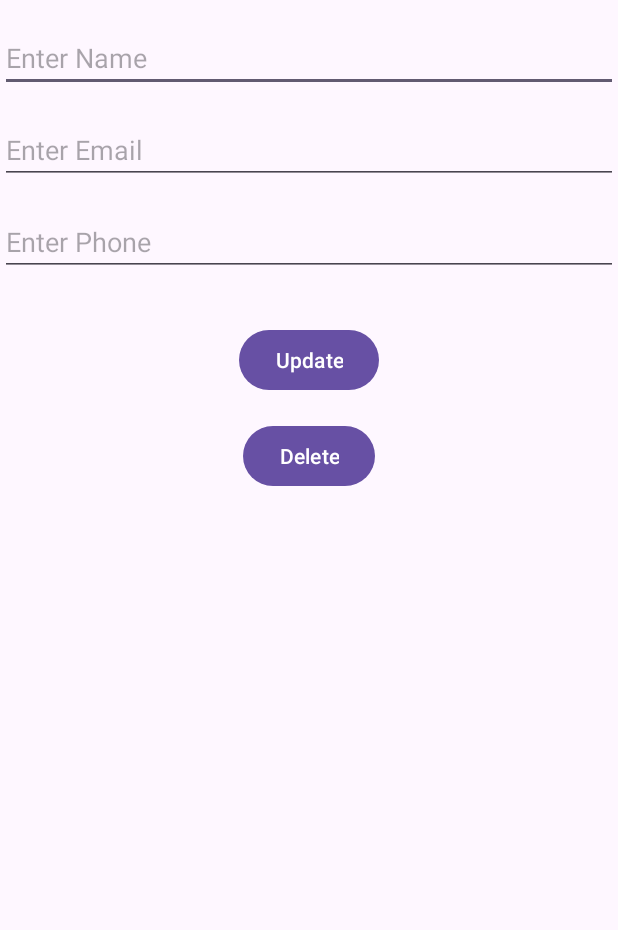
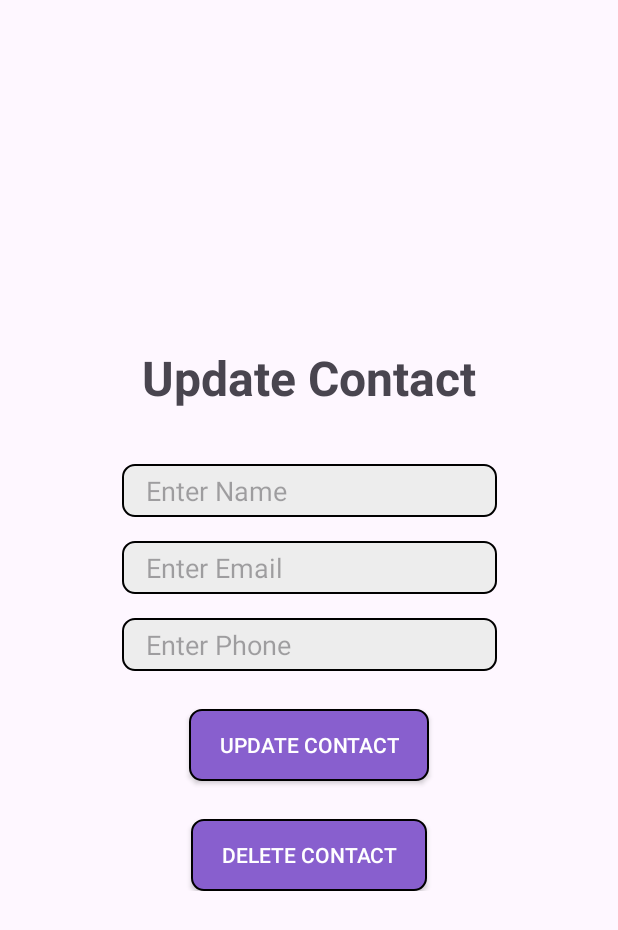
Before and after one commit to sumitpanchal18/Contact-Demo, an Android app: the UserDetailActivity screen opened directly, with no data from a screen before it, on a phone screen of 412 x 824 dp. Shown: the top 930 px of the screen. Run offline under Robolectric (Android 15) with nearby library versions, the phone set to English and light mode, and no system bars; our stand-ins replace Dagger/Hilt's generated code.

Commit message:
Ui Updated

```diff
--- a/app/src/main/java/com/sumit/daggerHiltStructure/ui/actvity/AddUserActivity.kt
+++ b/app/src/main/java/com/sumit/daggerHiltStructure/ui/activity/AddUserActivity.kt
@@ -1,4 +1,4 @@
-package com.sumit.daggerHiltStructure.ui.actvity
+package com.sumit.daggerHiltStructure.ui.activity
 
 import android.os.Bundle
 import android.widget.Toast
@@ -33,7 +33,6 @@ class AddUserActivity : AppCompatActivity() {
                     phone = phone
                 )
                 viewModel.addUser(newUser)
-                Toast.makeText(this, "User Added", Toast.LENGTH_SHORT).show()
                 finish()
             } else {
                 Toast.makeText(this, "Please fill in all fields", Toast.LENGTH_SHORT).show()
--- a/app/src/main/java/com/sumit/daggerHiltStructure/ui/actvity/MainActivity.kt
+++ b/app/src/main/java/com/sumit/daggerHiltStructure/ui/activity/MainActivity.kt
@@ -1,4 +1,4 @@
-package com.sumit.daggerHiltStructure.ui.actvity
+package com.sumit.daggerHiltStructure.ui.activity
 
 import android.content.Intent
 import android.os.Bundle
--- a/app/src/main/java/com/sumit/daggerHiltStructure/ui/actvity/UserDetailActivity.kt
+++ b/app/src/main/java/com/sumit/daggerHiltStructure/ui/activity/UserDetailActivity.kt
@@ -1,4 +1,4 @@
-package com.sumit.daggerHiltStructure.ui.actvity
+package com.sumit.daggerHiltStructure.ui.activity
 
 import android.os.Bundle
 import android.widget.Toast
--- /dev/null
+++ b/app/src/main/res/drawable/button_bg.xml
@@ -0,0 +1,10 @@
+<?xml version="1.0" encoding="utf-8"?>
+<selector xmlns:android="http://schemas.android.com/apk/res/android">
+    <item>
+        <shape android:shape="rectangle">
+            <corners android:radius="8dp"/>
+            <stroke android:width="1dp" android:color="@color/black"/>
+            <solid android:color="#885FCE"/>
+        </shape>
+    </item>
+</selector>
--- /dev/null
+++ b/app/src/main/res/drawable/edittext_bg.xml
@@ -0,0 +1,6 @@
+<?xml version="1.0" encoding="utf-8"?>
+<shape xmlns:android="http://schemas.android.com/apk/res/android">
+    <solid android:color="#EDEDED"/>
+    <corners android:radius="8dp"/>
+    <stroke android:color="#000000" android:width="1dp"/>
+</shape>
--- a/app/src/main/res/layout/activity_main.xml
+++ b/app/src/main/res/layout/activity_main.xml
@@ -25,12 +25,15 @@
         android:layout_marginTop="20dp"
         app:layout_constraintTop_toBottomOf="@+id/txtContactlist" />
 
-    <Button
+    <androidx.appcompat.widget.AppCompatButton
         android:id="@+id/btnFetchApiData"
         android:layout_width="wrap_content"
         android:layout_height="wrap_content"
         android:layout_gravity="center"
         android:text="@string/fetch_api_data"
+        android:background="@drawable/button_bg"
+        android:paddingHorizontal="15dp"
+        android:textColor="@color/white"
         app:layout_constraintBottom_toBottomOf="@+id/fabAddUser"
         app:layout_constraintEnd_toStartOf="@+id/fabAddUser"
         app:layout_constraintStart_toStartOf="parent"
--- a/app/src/main/res/layout/activity_user_detail.xml
+++ b/app/src/main/res/layout/activity_user_detail.xml
@@ -4,61 +4,63 @@
     xmlns:tools="http://schemas.android.com/tools"
     android:layout_width="match_parent"
     android:layout_height="match_parent"
-    tools:context=".ui.actvity.UserDetailActivity">
+    tools:context=".ui.activity.UserDetailActivity">
 
-    <!-- Name EditText -->
-    <EditText
-        android:id="@+id/etName"
-        android:layout_width="0dp"
+    <LinearLayout
+        android:layout_width="wrap_content"
         android:layout_height="wrap_content"
-        android:hint="Enter Name"
+        android:gravity="center"
+        android:orientation="vertical"
+        android:padding="15dp"
+        app:layout_constraintBottom_toBottomOf="parent"
         app:layout_constraintEnd_toEndOf="parent"
         app:layout_constraintStart_toStartOf="parent"
-        app:layout_constraintTop_toTopOf="parent"
-        android:layout_marginTop="16dp"/>
+        app:layout_constraintTop_toTopOf="parent">
 
-    <!-- Email EditText -->
-    <EditText
+        <TextView
+            android:id="@+id/tvTitle"
+            android:layout_width="wrap_content"
+            android:layout_height="wrap_content"
+            android:layout_marginBottom="20dp"
+            android:text="@string/update_contact"
+            android:textSize="32sp"
+            android:textStyle="bold" />
+
+        <androidx.appcompat.widget.AppCompatEditText
+            android:id="@+id/etName"
+            style="@style/editTextStyle"
+            android:hint="@string/enter_name" />
+
+        <androidx.appcompat.widget.AppCompatEditText
             android:id="@+id/etEmail"
-        android:layout_width="0dp"
-        android:layout_height="wrap_content"
-        android:hint="Enter Email"
-        app:layout_constraintEnd_toEndOf="parent"
-        app:layout_constraintStart_toStartOf="parent"
-        app:layout_constraintTop_toBottomOf="@id/etName"
-        android:layout_marginTop="16dp"/>
+            style="@style/editTextStyle"
+            android:hint="@string/enter_email" />
 
-    <!-- Phone EditText -->
-    <EditText
+        <androidx.appcompat.widget.AppCompatEditText
             android:id="@+id/etPhone"
-        android:layout_width="0dp"
-        android:layout_height="wrap_content"
-        android:hint="Enter Phone"
-        app:layout_constraintEnd_toEndOf="parent"
-        app:layout_constraintStart_toStartOf="parent"
-        app:layout_constraintTop_toBottomOf="@id/etEmail"
-        android:layout_marginTop="16dp"/>
+            style="@style/editTextStyle"
+            android:hint="@string/enter_phone" />
 
-    <!-- Update Button -->
-    <Button
+        <androidx.appcompat.widget.AppCompatButton
             android:id="@+id/btnUpdate"
             android:layout_width="wrap_content"
             android:layout_height="wrap_content"
-        android:text="Update"
-        app:layout_constraintTop_toBottomOf="@id/etPhone"
-        app:layout_constraintEnd_toEndOf="parent"
-        app:layout_constraintStart_toStartOf="parent"
-        android:layout_marginTop="32dp"/>
+            android:layout_marginTop="25dp"
+            android:background="@drawable/button_bg"
+            android:paddingHorizontal="20dp"
+            android:text="@string/update_contact"
+            android:textColor="@color/white" />
 
-    <!-- Delete Button -->
-    <Button
+        <androidx.appcompat.widget.AppCompatButton
             android:id="@+id/btnDelete"
             android:layout_width="wrap_content"
             android:layout_height="wrap_content"
-        android:text="Delete"
-        app:layout_constraintTop_toBottomOf="@id/btnUpdate"
-        app:layout_constraintEnd_toEndOf="parent"
-        app:layout_constraintStart_toStartOf="parent"
-        android:layout_marginTop="16dp"/>
+            android:layout_marginTop="25dp"
+            android:background="@drawable/button_bg"
+            android:paddingHorizontal="20dp"
+            android:text="@string/delete_contact"
+            android:textColor="@color/white" />
+
+    </LinearLayout>
 
 </androidx.constraintlayout.widget.ConstraintLayout>
--- a/app/src/main/res/layout/item_user.xml
+++ b/app/src/main/res/layout/item_user.xml
@@ -19,7 +19,7 @@
             android:id="@+id/tvName"
             android:layout_width="wrap_content"
             android:layout_height="wrap_content"
-            android:text="Name"
+            android:text="@string/name"
             android:textColor="@android:color/black"
             android:textSize="16sp" />
 
@@ -28,7 +28,7 @@
             android:layout_width="wrap_content"
             android:layout_height="wrap_content"
             android:layout_marginTop="8dp"
-            android:text="Email"
+            android:text="@string/email"
             android:textColor="@android:color/black"
             android:textSize="14sp" />
 
@@ -37,7 +37,7 @@
             android:layout_width="wrap_content"
             android:layout_height="wrap_content"
             android:layout_marginTop="8dp"
-            android:text="Phone"
+            android:text="@string/phone"
             android:textColor="@android:color/black"
             android:textSize="14sp" />
 
--- a/app/src/main/res/values/strings.xml
+++ b/app/src/main/res/values/strings.xml
@@ -3,4 +3,12 @@
     <string name="add_user">Add User</string>
     <string name="fetch_api_data">Fetch API Data</string>
     <string name="contact_list">Contact List</string>
+    <string name="enter_phone">Enter Phone</string>
+    <string name="enter_name">Enter Name</string>
+    <string name="enter_email">Enter Email</string>
+    <string name="name">Name</string>
+    <string name="email">Email</string>
+    <string name="phone">Phone</string>
+    <string name="update_contact">Update Contact</string>
+    <string name="delete_contact">Delete Contact</string>
 </resources>
--- a/app/src/main/res/values/themes.xml
+++ b/app/src/main/res/values/themes.xml
@@ -1,4 +1,4 @@
-<resources xmlns:tools="http://schemas.android.com/tools">
+<resources>
     <!-- Base application theme. -->
     <style name="Base.Theme.DragerHill" parent="Theme.Material3.DayNight.NoActionBar">
         <!-- Customize your light theme here. -->
@@ -6,4 +6,13 @@
     </style>
 
     <style name="Theme.DragerHill" parent="Base.Theme.DragerHill" />
+
+    <style name="editTextStyle">
+        <item name="android:textColor">@color/black</item>
+        <item name="android:layout_width">250dp</item>
+        <item name="android:layout_height">35sp</item>
+        <item name="android:layout_marginTop">16dp</item>
+        <item name="android:background">@drawable/edittext_bg</item>
+        <item name="android:paddingStart">16dp</item>
+    </style>
 </resources>
```
Also changed, not shown: app/src/main/AndroidManifest.xml (+4 -4 lines), app/src/main/res/layout/activity_add_user.xml (+39 -38 lines). Lines whose indentation alone changed are shown as unchanged.
